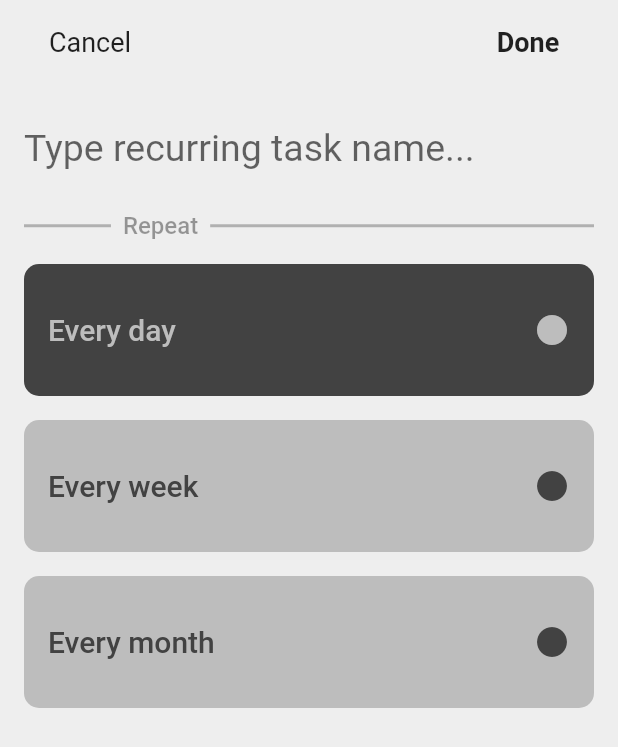
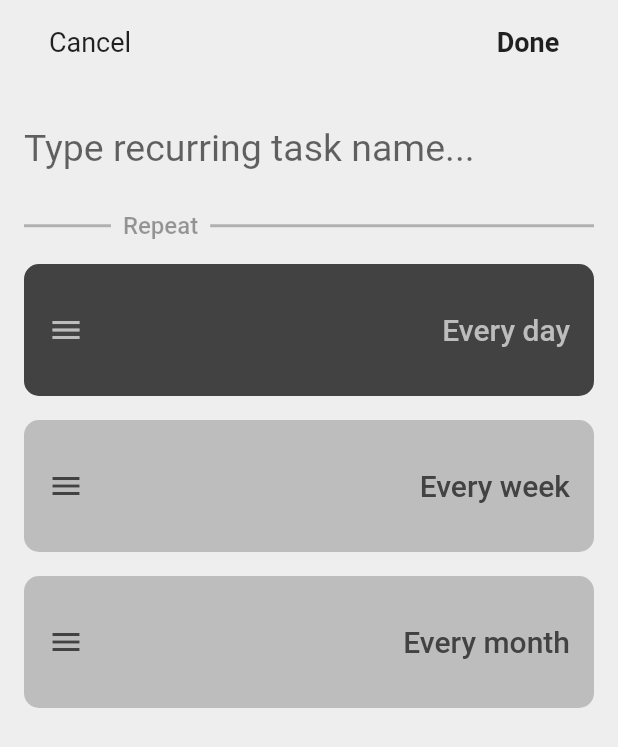
Before and after one commit to instinctools/routine, a Flutter app: the EditScreen screen opened directly, on a phone screen of 412 x 824 dp. Shown: the top 747 px of the screen. Run offline on Flutter 3.47's test engine with Material 2 defaults, Android fonts, the phone set to English and light mode, and no system bars; our stand-ins replace sqflite; missing offline and left inert: flutter_picker; accounts and stored records are empty.

Commit message:
change icon from dot to menu and position

```diff
--- a/Flutter/routine_flutter/lib/ui/edit/period_unit_selector.dart
+++ b/Flutter/routine_flutter/lib/ui/edit/period_unit_selector.dart
@@ -85,13 +85,13 @@ class _PeriodUnitSelectorState extends State<PeriodUnitSelector> {
                 mainAxisSize: MainAxisSize.max,
                 mainAxisAlignment: MainAxisAlignment.spaceBetween,
                 children: <Widget>[
+                  Icon(
+                    Icons.menu,
+                    color: iconColor,
+                  ),
                   Text(
                     periodText,
                     style: textStyle,
-                  ),
-                  Icon(
-                    Icons.brightness_1,
-                    color: iconColor,
                   )
                 ],
               ),
```
